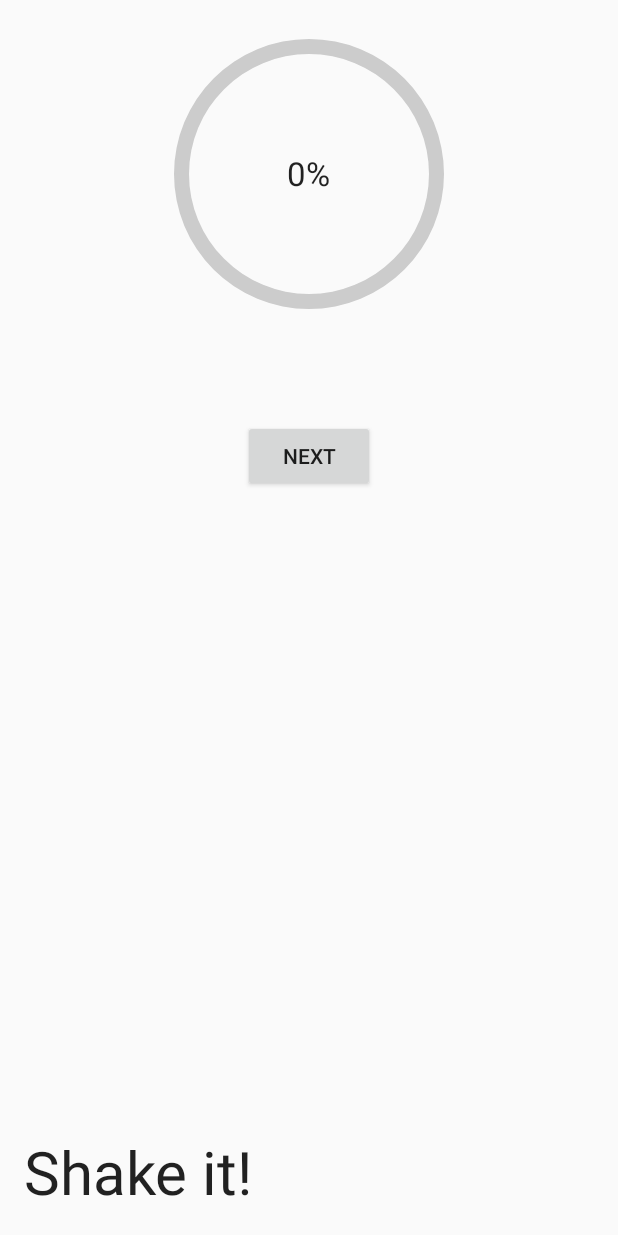
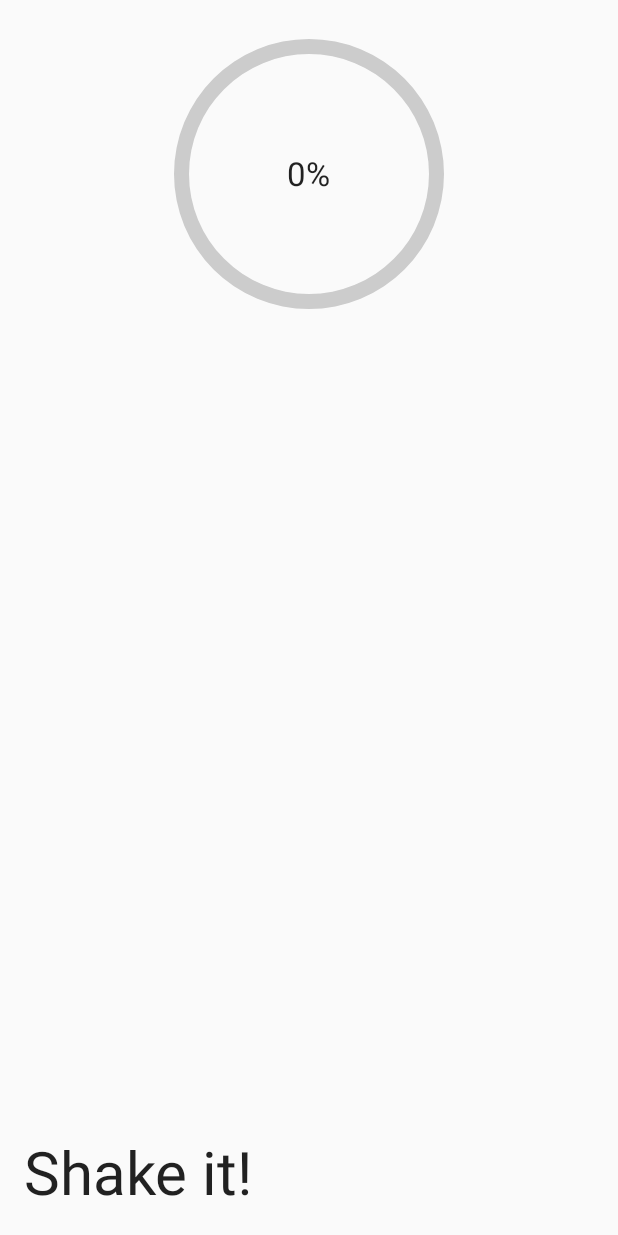
Before and after one commit to sjyan/Simon-Says, an Android app: the ShakeActivity screen opened directly, with no data from a screen before it, on a phone screen of 412 x 824 dp. Run offline under Robolectric (Android 15) with nearby library versions, the phone set to English and light mode, and no system bars; 2 statements that could not run were skipped.

Commit message:
Just kidding, took out the test buttons

```diff
--- a/app/src/main/java/edu/unc/sjyan/simonsays/StartActivity.java
+++ b/app/src/main/java/edu/unc/sjyan/simonsays/StartActivity.java
@@ -23,7 +23,7 @@ public class StartActivity extends AppCompatActivity {
     public void onClick(View v) {
         switch(v.getId()) {
             case R.id.play:
-                Intent intent = new Intent(this, WaitingRoom.class);
+                Intent intent = new Intent(this, CountdownActivity.class);
                 startActivity(intent);
                 break;
             case R.id.help:
--- a/app/src/main/res/layout/activity_shake.xml
+++ b/app/src/main/res/layout/activity_shake.xml
@@ -56,14 +56,4 @@
         android:layout_toRightOf="@+id/progressBar"
         android:layout_toEndOf="@+id/progressBar" />
 
-    <Button
-        android:layout_width="wrap_content"
-        android:layout_height="wrap_content"
-        android:text="Next"
-        android:id="@+id/button"
-        android:onClick="onClick"
-        android:layout_below="@+id/progressBar"
-        android:layout_centerHorizontal="true"
-        android:layout_marginTop="64dp" />
-
 </RelativeLayout>
```
Also changed, not shown: app/src/main/java/edu/unc/sjyan/simonsays/ShakeActivity.java (+0 -17 lines), app/src/main/java/edu/unc/sjyan/simonsays/StompActivity.java (+1 -11 lines), app/src/main/java/edu/unc/sjyan/simonsays/TypeGameActivity.java (+0 -15 lines), app/src/main/res/layout/activity_stomp.xml (+0 -9 lines), app/src/main/res/layout/type_game.xml (+0 -9 lines).
